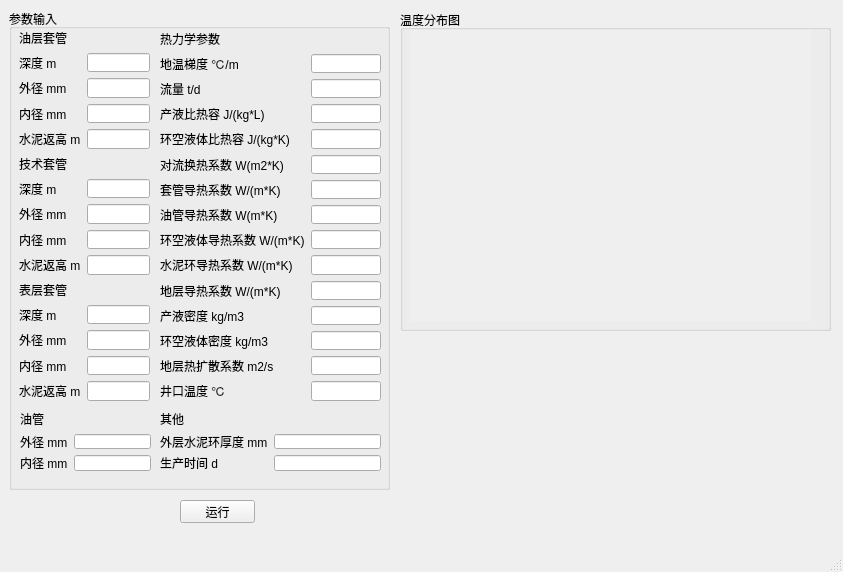
The window that Gui/mainWindow.ui (czy1996/APB) describes before a commit, drawn with Qt 5.
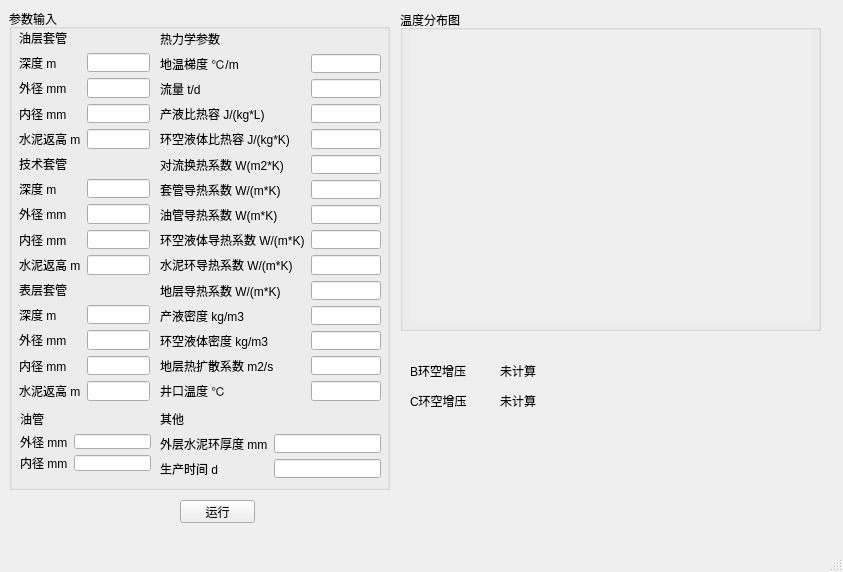
The same window after the commit.

Commit message: gui 环空增压

What changed in the file:
```diff
--- a/Gui/mainWindow.ui
+++ b/Gui/mainWindow.ui
@@ -51,7 +51,7 @@
      <rect>
       <x>400</x>
       <y>10</y>
-      <width>431</width>
+      <width>421</width>
       <height>321</height>
      </rect>
     </property>
@@ -362,7 +362,7 @@
        <x>151</x>
        <y>401</y>
        <width>221</width>
-       <height>61</height>
+       <height>68</height>
       </rect>
      </property>
      <layout class="QVBoxLayout" name="well_etc">
@@ -526,6 +526,58 @@
      </layout>
     </widget>
    </widget>
+   <widget class="QLabel" name="label_18">
+    <property name="geometry">
+     <rect>
+      <x>410</x>
+      <y>360</y>
+      <width>81</width>
+      <height>21</height>
+     </rect>
+    </property>
+    <property name="text">
+     <string>B环空增压</string>
+    </property>
+   </widget>
+   <widget class="QLabel" name="label_21">
+    <property name="geometry">
+     <rect>
+      <x>410</x>
+      <y>390</y>
+      <width>81</width>
+      <height>21</height>
+     </rect>
+    </property>
+    <property name="text">
+     <string>C环空增压</string>
+    </property>
+   </widget>
+   <widget class="QLabel" name="label_pressure_B">
+    <property name="geometry">
+     <rect>
+      <x>500</x>
+      <y>360</y>
+      <width>71</width>
+      <height>21</height>
+     </rect>
+    </property>
+    <property name="text">
+     <string>未计算</string>
+    </property>
+   </widget>
+   <widget class="QLabel" name="label_pressure_C">
+    <property name="geometry">
+     <rect>
+      <x>500</x>
+      <y>390</y>
+      <width>71</width>
+      <height>21</height>
+     </rect>
+    </property>
+    <property name="text">
+     <string>未计算</string>
+    </property>
+   </widget>
   </widget>
   <widget class="QMenuBar" name="menubar">
    <property name="geometry">
```
The commit also changes 6 other files.
